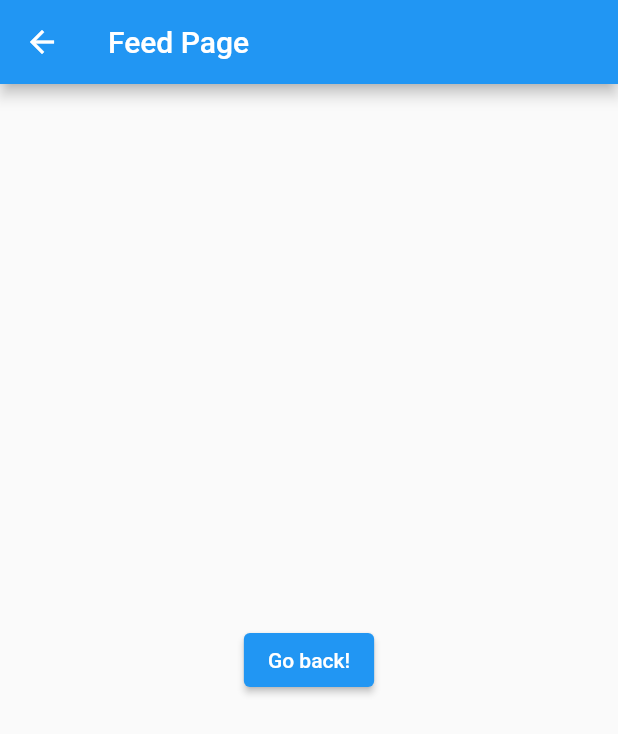
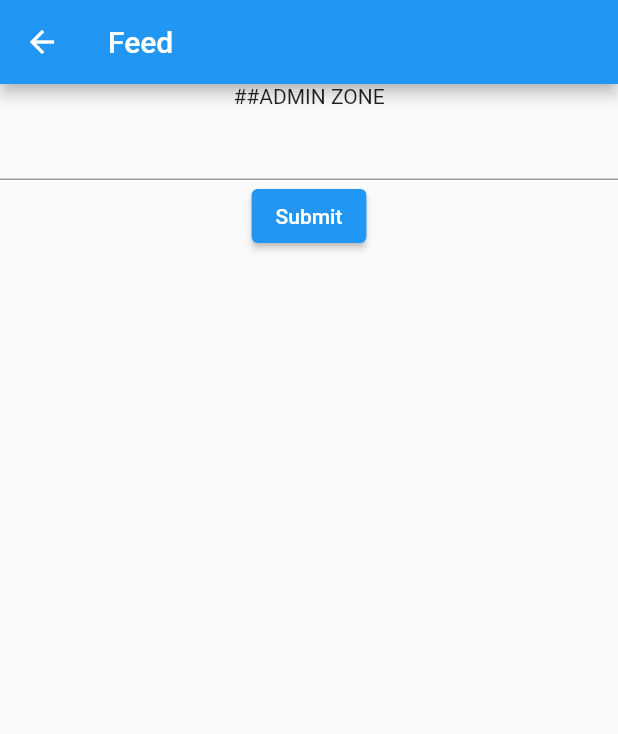
Before and after one commit to Plasius/all_in_fest, a Flutter app: the screen it shows after launch, after a tap on "Feed page", on a phone screen of 412 x 824 dp. Shown: the top 734 px of the screen. Run offline on Flutter 3.47's test engine with Material 2 defaults, Android fonts, the phone set to English and light mode, and no system bars; our stand-ins replace cloud_firestore, firebase_core; accounts and stored records are empty.

Commit message:
FeedPage progress

```diff
--- a/lib/pages/feed_page.dart
+++ b/lib/pages/feed_page.dart
@@ -1,22 +1,81 @@
+import 'package:cloud_firestore/cloud_firestore.dart';
 import 'package:flutter/material.dart';
+import 'package:intl/intl.dart';
 
-class FeedPage extends StatelessWidget {
+class FeedPage extends StatefulWidget {
   const FeedPage({Key? key}) : super(key: key);
+
+  @override
+  State<FeedPage> createState() => _FeedPageState();
+}
+
+class _FeedPageState extends State<FeedPage> {
+  CollectionReference posts = FirebaseFirestore.instance.collection('feed');
+  var alert = '';
+  bool isAdmin = true;
 
   @override
   Widget build(BuildContext context) {
     return Scaffold(
-      appBar: AppBar(
-        title: const Text('Feed Page'),
-      ),
-      body: Center(
-        child: ElevatedButton(
-          onPressed: () {
-            Navigator.pop(context);
+        resizeToAvoidBottomInset: false,
+        appBar: AppBar(
+          title: const Text('Feed'),
+        ),
+        body: SingleChildScrollView(
+            child: StreamBuilder(
+          stream: FirebaseFirestore.instance
+              .collection('feed')
+              .orderBy('time', descending: true)
+              .snapshots(includeMetadataChanges: true),
+          builder:
+              (BuildContext context, AsyncSnapshot<QuerySnapshot> snapshot) {
+            if (!snapshot.hasData) {
+              return const Center(
+                child: CircularProgressIndicator(),
+              );
+            } else if (snapshot.connectionState == ConnectionState.waiting) {
+              return const Text('Loading');
+            } else {
+              return Column(children: [
+                ListView(
+                  physics: const NeverScrollableScrollPhysics(),
+                  scrollDirection: Axis.vertical,
+                  shrinkWrap: true,
+                  children: snapshot.data!.docs.map((document) {
+                    return Padding(
+                        padding: const EdgeInsets.all(16),
+                        child: Column(children: [
+                          Text(
+                            document['message'],
+                            style: const TextStyle(
+                                color: Colors.black, fontSize: 22),
+                          ),
+                          Text(
+                              DateFormat('yyyy-MM-dd - kk:mm')
+                                  .format(DateTime.fromMillisecondsSinceEpoch(
+                                      document['time']))
+                                  .toString(),
+                              style: const TextStyle(
+                                  color: Colors.black, fontSize: 22))
+                        ]));
+                  }).toList(),
+                ),
+                if (isAdmin)
+                  Column(children: [
+                    const Text('##ADMIN ZONE'),
+                    TextFormField(onChanged: (value) => alert = value),
+                    ElevatedButton(
+                        onPressed: () {
+                          posts.add({
+                            'message': alert,
+                            'time': DateTime.now().millisecondsSinceEpoch
+                          });
+                        },
+                        child: const Text("Submit"))
+                  ]),
+              ]);
+            }
           },
-          child: const Text('Go back!'),
-        ),
-      ),
-    );
+        )));
   }
 }
--- a/pubspec.yaml
+++ b/pubspec.yaml
@@ -36,6 +36,7 @@ dependencies:
   cupertino_icons: ^1.0.2
   firebase_core: ^1.13.1
   cloud_firestore: ^3.1.10
+  intl: ^0.17.0
 
 dev_dependencies:
   flutter_test:
```
Also changed, not shown: pubspec.lock.
